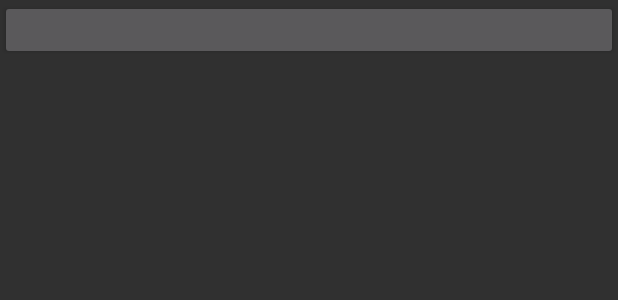
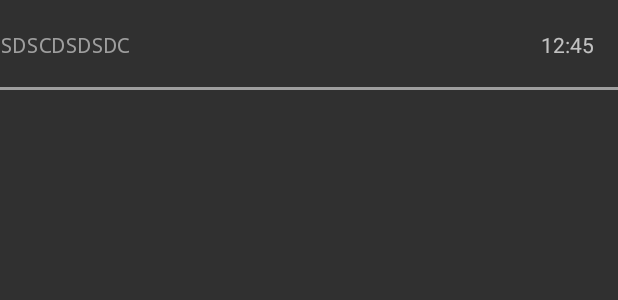
Before and after one commit to SalahSharaf/Musicalstructure2, an Android app: the layout listitem_layout.xml on its own in the app's theme, with its tools: preview values and no code run, on a phone screen of 412 x 824 dp. Shown: the top 300 px of the screen. Run offline under Robolectric (Android 15) with nearby library versions, the phone set to English and light mode, and no system bars.

```diff
--- a/app/src/main/res/layout/listitem_layout.xml
+++ b/app/src/main/res/layout/listitem_layout.xml
@@ -1,5 +1,6 @@
 <?xml version="1.0" encoding="utf-8"?>
-<LinearLayout
+<RelativeLayout
+    android:id="@+id/list_item"
     xmlns:android="http://schemas.android.com/apk/res/android"
     android:layout_width="match_parent"
     android:layout_height="wrap_content"
@@ -7,11 +8,33 @@
 
     <Button
         android:id="@+id/name"
-        android:layout_width="match_parent"
-        android:layout_height="40dp"
-        android:textSize="24dp" />
-    <ImageView
+        android:layout_width="318dp"
+        android:layout_height="60dp"
+        android:layout_alignParentLeft="true"
+        android:layout_alignRight="@+id/imageCover"
+        android:layout_marginRight="66dp"
+        android:layout_toLeftOf="@id/imageCover"
+        android:background="@color/transparent"
+        android:lines="1"
+        android:maxLines="1"
+        android:gravity="start|center"
+        android:textColor="@color/colorPrimary"
+        android:text="sdscdsDsdc"
+        android:textSize="14sp"
+        android:fontFamily="monospace"/>
+
+    <TextView
         android:id="@+id/imageCover"
-        android:layout_width="40dp"
-        android:layout_height="40dp" />
-</LinearLayout>
+        android:layout_width="67dp"
+        android:layout_height="60dp"
+        android:layout_alignParentEnd="true"
+        android:layout_alignParentRight="true"
+        android:layout_alignParentTop="true"
+        android:textSize="14sp"
+        android:text="12:45"
+        android:gravity="center"/>
+    <View android:layout_width="match_parent"
+        android:layout_height="2dp"
+        android:background="@color/colorPrimary"
+        android:layout_alignBottom="@id/name"/>
+</RelativeLayout>
--- /dev/null
+++ b/settings.gradle
@@ -0,0 +1 @@
+include ':app'
```
Also changed, not shown: app/src/main/java/com/example/bios/musicalstructure/Audio.java (+11 -0 lines), app/src/main/java/com/example/bios/musicalstructure/MyListViewAdapter.java (+19 -4 lines), app/src/main/java/com/example/bios/musicalstructure/SongsFragment.java (+27 -13 lines), app/src/main/res/layout/genresfragment_layout.xml (+12 -0 lines), build.gradle (added, +27 -0 lines), gradle.properties (added, +13 -0 lines), gradle/wrapper/gradle-wrapper.properties (added), 4 other files.
